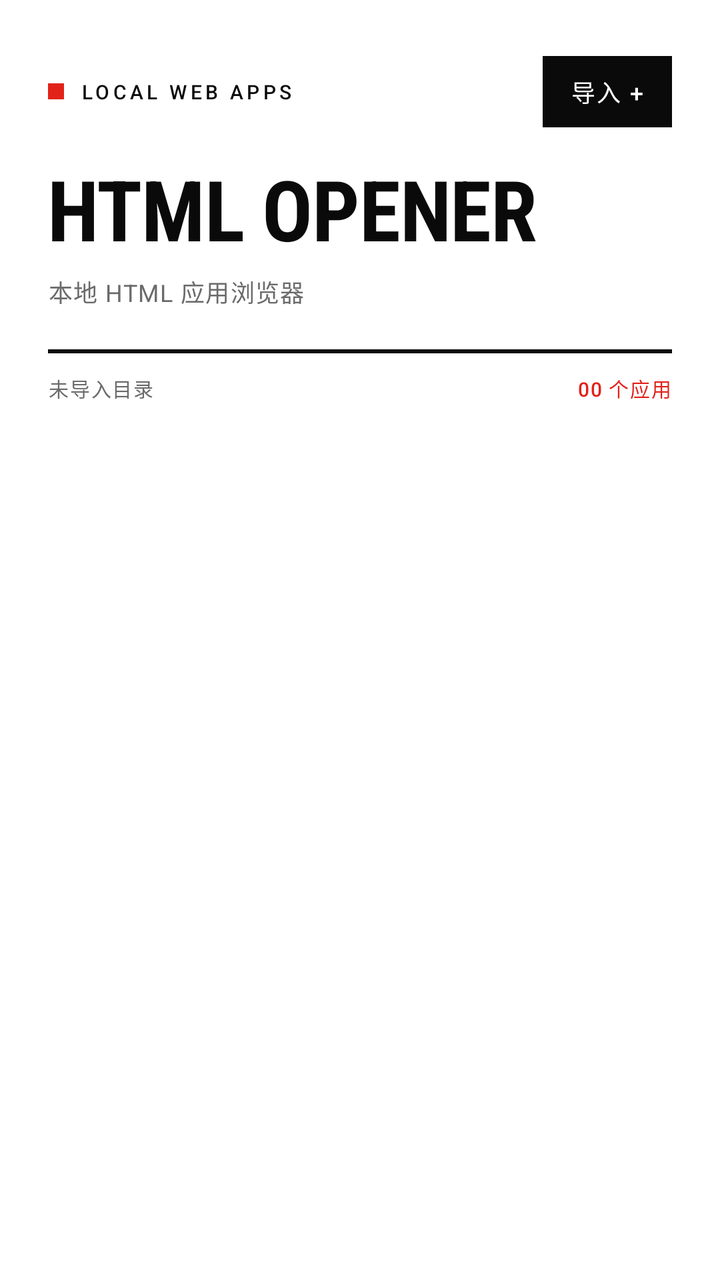
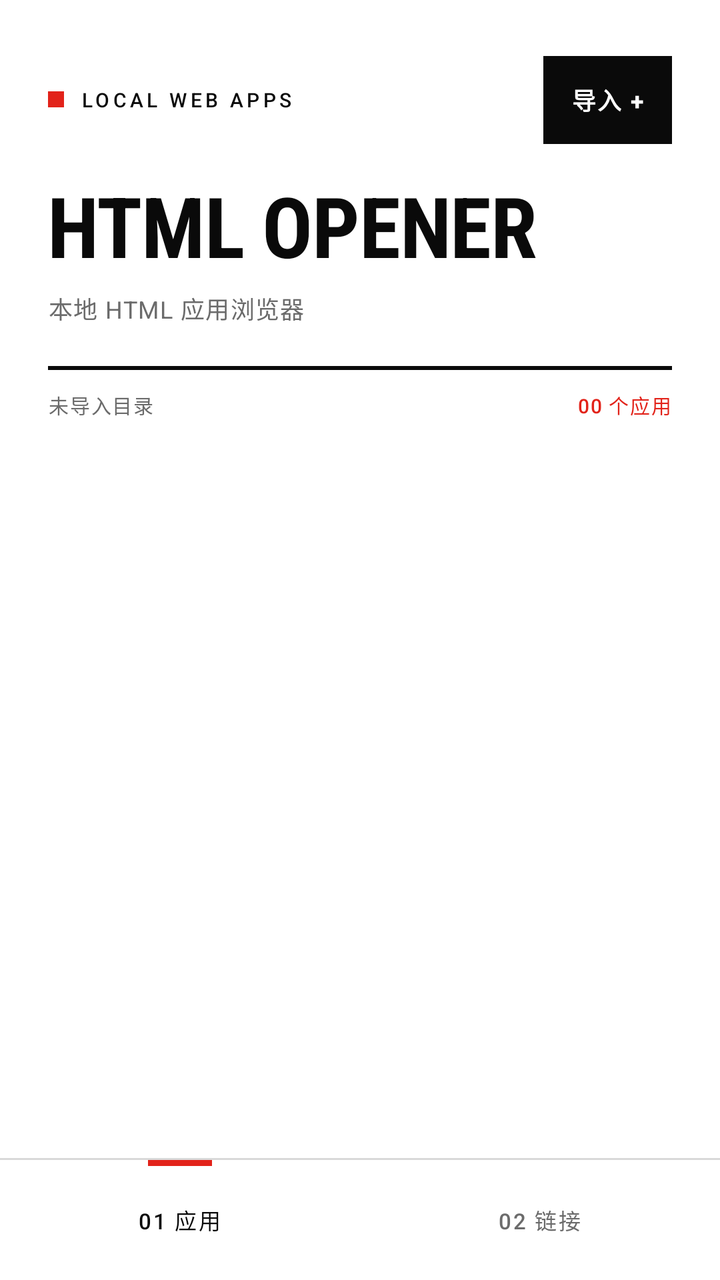

Two renders of the same Android screen: before a commit and after it. Below are the layout's source before the change and the commit's diff.
<!-- AndroidManifest.xml: application theme AppTheme -->
<!-- res/layout/activity_main.xml -->
<?xml version="1.0" encoding="utf-8"?>
<LinearLayout xmlns:android="http://schemas.android.com/apk/res/android"
    android:layout_width="match_parent"
    android:layout_height="match_parent"
    android:background="@color/paper"
    android:orientation="vertical">

    <LinearLayout
        android:layout_width="match_parent"
        android:layout_height="wrap_content"
        android:orientation="vertical"
        android:paddingLeft="24dp"
        android:paddingTop="28dp"
        android:paddingRight="24dp">

        <LinearLayout
            android:layout_width="match_parent"
            android:layout_height="wrap_content"
            android:gravity="center_vertical"
            android:orientation="horizontal">

            <LinearLayout
                android:layout_width="0dp"
                android:layout_height="wrap_content"
                android:layout_weight="1"
                android:gravity="center_vertical"
                android:orientation="horizontal">

                <View
                    android:layout_width="8dp"
                    android:layout_height="8dp"
                    android:background="@color/swiss_red" />

                <TextView
                    android:layout_width="wrap_content"
                    android:layout_height="wrap_content"
                    android:layout_marginStart="8dp"
                    android:fontFamily="sans-serif-medium"
                    android:letterSpacing="0.18"
                    android:text="@string/header_kicker"
                    android:textColor="@color/ink"
                    android:textSize="10sp" />
            </LinearLayout>

            <TextView
                android:id="@+id/btn_import"
                android:layout_width="wrap_content"
                android:layout_height="wrap_content"
                android:background="@drawable/bg_import_button"
                android:clickable="true"
                android:focusable="true"
                android:fontFamily="sans-serif-medium"
                android:letterSpacing="0.06"
                android:paddingLeft="14dp"
                android:paddingTop="9dp"
                android:paddingRight="14dp"
                android:paddingBottom="9dp"
                android:text="@string/import_action"
                android:textColor="@color/paper"
                android:textSize="12sp" />
        </LinearLayout>

        <TextView
            android:id="@+id/tv_title"
            android:layout_width="match_parent"
            android:layout_height="wrap_content"
            android:layout_marginTop="18dp"
            android:fontFamily="sans-serif-condensed"
            android:includeFontPadding="false"
            android:letterSpacing="-0.01"
            android:text="@string/header_title"
            android:textColor="@color/ink"
            android:textSize="42sp"
            android:textStyle="bold" />

        <TextView
            android:layout_width="match_parent"
            android:layout_height="wrap_content"
            android:layout_marginTop="6dp"
            android:letterSpacing="0.04"
            android:text="@string/header_subtitle"
            android:textColor="@color/muted"
            android:textSize="12sp" />

        <View
            android:layout_width="match_parent"
            android:layout_height="2dp"
            android:layout_marginTop="20dp"
            android:background="@color/ink" />

        <LinearLayout
            android:layout_width="match_parent"
            android:layout_height="wrap_content"
            android:layout_marginTop="10dp"
            android:gravity="center_vertical"
            android:orientation="horizontal">

            <TextView
                android:id="@+id/tv_folder"
                android:layout_width="0dp"
                android:layout_height="wrap_content"
                android:layout_weight="1"
                android:ellipsize="middle"
                android:fontFamily="sans-serif-medium"
                android:letterSpacing="0.06"
                android:maxLines="1"
                android:text="@string/folder_none"
                android:textColor="@color/muted"
                android:textSize="10sp" />

            <TextView
                android:id="@+id/tv_count"
                android:layout_width="wrap_content"
                android:layout_height="wrap_content"
                android:layout_marginStart="12dp"
                android:fontFamily="sans-serif-medium"
                android:letterSpacing="0.06"
                android:text="@string/app_count_zero"
                android:textColor="@color/swiss_red"
                android:textSize="10sp" />
        </LinearLayout>
    </LinearLayout>

    <FrameLayout
        android:layout_width="match_parent"
        android:layout_height="0dp"
        android:layout_weight="1">

        <ListView
            android:id="@+id/list_files"
            android:layout_width="match_parent"
            android:layout_height="match_parent"
            android:clipToPadding="false"
            android:divider="@null"
            android:dividerHeight="0dp"
            android:listSelector="@android:color/transparent"
            android:overScrollMode="never"
            android:paddingLeft="24dp"
            android:paddingTop="4dp"
            android:paddingRight="24dp"
            android:paddingBottom="24dp"
            android:scrollbars="none" />

        <LinearLayout
            android:id="@+id/empty_state"
            android:layout_width="match_parent"
            android:layout_height="wrap_content"
            android:layout_gravity="top"
            android:orientation="vertical"
            android:paddingLeft="24dp"
            android:paddingTop="32dp"
            android:paddingRight="24dp"
            android:visibility="gone">

            <TextView
                android:layout_width="wrap_content"
                android:layout_height="wrap_content"
                android:fontFamily="sans-serif-condensed"
                android:includeFontPadding="false"
                android:text="@string/empty_zero"
                android:textColor="@color/swiss_red"
                android:textSize="76sp"
                android:textStyle="bold" />

            <View
                android:layout_width="48dp"
                android:layout_height="4dp"
                android:layout_marginTop="12dp"
                android:background="@color/swiss_red" />

            <TextView
                android:id="@+id/empty_title"
                android:layout_width="match_parent"
                android:layout_height="wrap_content"
                android:layout_marginTop="16dp"
                android:fontFamily="sans-serif-medium"
                android:text="@string/empty_title"
                android:textColor="@color/ink"
                android:textSize="20sp" />

            <TextView
                android:id="@+id/empty_body"
                android:layout_width="match_parent"
                android:layout_height="wrap_content"
                android:layout_marginTop="8dp"
                android:lineSpacingExtra="4dp"
                android:text="@string/empty_body"
                android:textColor="@color/muted"
                android:textSize="13sp" />
        </LinearLayout>
    </FrameLayout>
</LinearLayout>
<!-- resources referenced by this layout -->
<resources>
  <color name="ink">#0A0A0A</color>
  <color name="muted">#6B6B6B</color>
  <color name="paper">#FFFFFF</color>
  <color name="swiss_red">#E2231A</color>
  <!-- drawable bg_import_button (drawable) -->
  <?xml version="1.0" encoding="utf-8"?>
  <selector xmlns:android="http://schemas.android.com/apk/res/android">
      <item android:state_pressed="true">
          <shape android:shape="rectangle">
              <solid android:color="@color/swiss_red" />
          </shape>
      </item>
      <item>
          <shape android:shape="rectangle">
              <solid android:color="@color/ink" />
          </shape>
      </item>
  </selector>
  <string name="app_count_zero">00 个应用</string>
  <string name="empty_body">点击右上角「导入」，选择包含 Web 应用子文件夹的目录</string>
  <string name="empty_title">还没有 WEB 应用</string>
  <string name="empty_zero">00</string>
  <string name="folder_none">未导入目录</string>
  <string name="header_kicker">LOCAL WEB APPS</string>
  <string name="header_subtitle">本地 HTML 应用浏览器</string>
  <string name="header_title">HTML OPENER</string>
  <string name="import_action">导入 +</string>
  <style name="AppTheme" parent="@android:style/Theme.Material.Light.NoActionBar">
          <item name="android:fontFamily">sans-serif</item>
          <item name="android:windowBackground">@color/paper</item>
          <item name="android:colorAccent">@color/swiss_red</item>
          <item name="android:statusBarColor">@color/paper</item>
          <item name="android:windowLightStatusBar">true</item>
          <item name="android:navigationBarColor">@color/ink</item>
          <item name="android:windowLightNavigationBar">false</item>
      </style>
</resources>

<!-- the commit's change to res/layout/activity_main.xml (unified diff, before → after) -->
@@ -1,5 +1,111 @@
 <?xml version="1.0" encoding="utf-8"?>
 <LinearLayout xmlns:android="http://schemas.android.com/apk/res/android"
+    android:layout_width="match_parent"
+    android:layout_height="match_parent"
+    android:background="@color/paper"
+    android:orientation="vertical">
+
+    <FrameLayout
+        android:layout_width="match_parent"
+        android:layout_height="0dp"
+        android:layout_weight="1">
+
+        <include
+            android:id="@+id/page_apps"
+            layout="@layout/page_apps"
+            android:layout_width="match_parent"
+            android:layout_height="match_parent" />
+
+        <include
+            android:id="@+id/page_links"
+            layout="@layout/page_links"
+            android:layout_width="match_parent"
+            android:layout_height="match_parent" />
+    </FrameLayout>
+
+    <LinearLayout
+        android:layout_width="match_parent"
+        android:layout_height="wrap_content"
+        android:background="@color/paper"
+        android:orientation="vertical">
+
+        <View
+            android:layout_width="match_parent"
+            android:layout_height="1dp"
+            android:background="@color/rule" />
+
+        <LinearLayout
+            android:layout_width="match_parent"
+            android:layout_height="60dp"
+            android:orientation="horizontal">
+
+            <FrameLayout
+                android:id="@+id/nav_apps"
+                android:layout_width="0dp"
+                android:layout_height="match_parent"
+                android:layout_weight="1"
+                android:clickable="true"
+                android:contentDescription="@string/nav_apps"
+                android:focusable="true"
+                android:foreground="?android:attr/selectableItemBackground">
+
+                <View
+                    android:id="@+id/indicator_apps"
+                    android:layout_width="32dp"
+                    android:layout_height="3dp"
+                    android:layout_gravity="top|center_horizontal"
+                    android:background="@color/swiss_red" />
+
+                <TextView
+                    android:id="@+id/label_apps"
+                    android:layout_width="wrap_content"
+                    android:layout_height="wrap_content"
+                    android:layout_gravity="center"
+                    android:fontFamily="sans-serif-medium"
+                    android:importantForAccessibility="no"
+                    android:letterSpacing="0.08"
+                    android:text="@string/nav_apps"
+                    android:textColor="@color/ink"
+                    android:textSize="11sp" />
+            </FrameLayout>
+
+            <FrameLayout
+                android:id="@+id/nav_links"
+                android:layout_width="0dp"
+                android:layout_height="match_parent"
+                android:layout_weight="1"
+                android:clickable="true"
+                android:contentDescription="@string/nav_links"
+                android:focusable="true"
+                android:foreground="?android:attr/selectableItemBackground">
+
+                <View
+                    android:id="@+id/indicator_links"
+                    android:layout_width="32dp"
+                    android:layout_height="3dp"
+                    android:layout_gravity="top|center_horizontal"
+                    android:background="@color/swiss_red"
+                    android:visibility="invisible" />
+
+                <TextView
+                    android:id="@+id/label_links"
+                    android:layout_width="wrap_content"
+                    android:layout_height="wrap_content"
+                    android:layout_gravity="center"
+                    android:fontFamily="sans-serif-medium"
+                    android:importantForAccessibility="no"
+                    android:letterSpacing="0.08"
+                    android:text="@string/nav_links"
+                    android:textColor="@color/muted"
+                    android:textSize="11sp" />
+            </FrameLayout>
+        </LinearLayout>
+    </LinearLayout>
+</LinearLayout>
+<!-- res/layout/page_apps.xml (included above) -->
+<?xml version="1.0" encoding="utf-8"?>
+<LinearLayout xmlns:android="http://schemas.android.com/apk/res/android"
+    android:id="@+id/page_apps"
     android:layout_width="match_parent"
     android:layout_height="match_parent"
     android:background="@color/paper"
@@ -50,14 +156,17 @@
                 android:clickable="true"
                 android:focusable="true"
                 android:fontFamily="sans-serif-medium"
+                android:gravity="center"
                 android:letterSpacing="0.06"
+                android:minHeight="44dp"
                 android:paddingLeft="14dp"
                 android:paddingTop="9dp"
                 android:paddingRight="14dp"
                 android:paddingBottom="9dp"
                 android:text="@string/import_action"
                 android:textColor="@color/paper"
-                android:textSize="12sp" />
+                android:textSize="12sp"
+                android:textStyle="bold" />
         </LinearLayout>
 
         <TextView
@@ -190,3 +299,196 @@
         </LinearLayout>
     </FrameLayout>
 </LinearLayout>
+<!-- res/layout/page_links.xml (included above) -->
+<?xml version="1.0" encoding="utf-8"?>
+<LinearLayout xmlns:android="http://schemas.android.com/apk/res/android"
+    android:id="@+id/page_links"
+    android:layout_width="match_parent"
+    android:layout_height="match_parent"
+    android:background="@color/paper"
+    android:orientation="vertical"
+    android:visibility="gone">
+
+    <LinearLayout
+        android:layout_width="match_parent"
+        android:layout_height="wrap_content"
+        android:orientation="vertical"
+        android:paddingLeft="24dp"
+        android:paddingTop="28dp"
+        android:paddingRight="24dp">
+
+        <LinearLayout
+            android:layout_width="match_parent"
+            android:layout_height="wrap_content"
+            android:gravity="center_vertical"
+            android:orientation="horizontal">
+
+            <LinearLayout
+                android:layout_width="0dp"
+                android:layout_height="wrap_content"
+                android:layout_weight="1"
+                android:gravity="center_vertical"
+                android:orientation="horizontal">
+
+                <View
+                    android:layout_width="8dp"
+                    android:layout_height="8dp"
+                    android:background="@color/swiss_red" />
+
+                <TextView
+                    android:layout_width="wrap_content"
+                    android:layout_height="wrap_content"
+                    android:layout_marginStart="8dp"
+                    android:fontFamily="sans-serif-medium"
+                    android:letterSpacing="0.18"
+                    android:text="@string/links_kicker"
+                    android:textColor="@color/ink"
+                    android:textSize="10sp" />
+            </LinearLayout>
+
+            <TextView
+                android:id="@+id/btn_add_link"
+                android:layout_width="wrap_content"
+                android:layout_height="wrap_content"
+                android:background="@drawable/bg_import_button"
+                android:clickable="true"
+                android:focusable="true"
+                android:fontFamily="sans-serif-medium"
+                android:gravity="center"
+                android:letterSpacing="0.06"
+                android:minHeight="44dp"
+                android:paddingLeft="14dp"
+                android:paddingTop="9dp"
+                android:paddingRight="14dp"
+                android:paddingBottom="9dp"
+                android:text="@string/add_link_action"
+                android:textColor="@color/paper"
+                android:textSize="12sp"
+                android:textStyle="bold" />
+        </LinearLayout>
+
+        <TextView
+            android:id="@+id/tv_links_title"
+            android:layout_width="match_parent"
+            android:layout_height="wrap_content"
+            android:layout_marginTop="18dp"
+            android:fontFamily="sans-serif-condensed"
+            android:includeFontPadding="false"
+            android:letterSpacing="-0.01"
+            android:text="@string/links_title"
+            android:textColor="@color/ink"
+            android:textSize="42sp"
+            android:textStyle="bold" />
+
+        <TextView
+            android:layout_width="match_parent"
+            android:layout_height="wrap_content"
+            android:layout_marginTop="6dp"
+            android:letterSpacing="0.04"
+            android:text="@string/links_subtitle"
+            android:textColor="@color/muted"
+            android:textSize="12sp" />
+
+        <View
+            android:layout_width="match_parent"
+            android:layout_height="2dp"
+            android:layout_marginTop="20dp"
+            android:background="@color/ink" />
+
+        <LinearLayout
+            android:layout_width="match_parent"
+            android:layout_height="wrap_content"
+            android:layout_marginTop="10dp"
+            android:gravity="center_vertical"
+            android:orientation="horizontal">
+
+            <TextView
+                android:layout_width="0dp"
+                android:layout_height="wrap_content"
+                android:layout_weight="1"
+                android:fontFamily="sans-serif-medium"
+                android:letterSpacing="0.04"
+                android:text="@string/links_meta"
+                android:textColor="@color/muted"
+                android:textSize="10sp" />
+
+            <TextView
+                android:id="@+id/tv_link_count"
+                android:layout_width="wrap_content"
+                android:layout_height="wrap_content"
+                android:layout_marginStart="12dp"
+                android:fontFamily="sans-serif-medium"
+                android:letterSpacing="0.06"
+                android:text="@string/link_count_zero"
+                android:textColor="@color/swiss_red"
+                android:textSize="10sp" />
+        </LinearLayout>
+    </LinearLayout>
+
+    <FrameLayout
+        android:layout_width="match_parent"
+        android:layout_height="0dp"
+        android:layout_weight="1">
+
+        <ListView
+            android:id="@+id/list_links"
+            android:layout_width="match_parent"
+            android:layout_height="match_parent"
+            android:clipToPadding="false"
+            android:divider="@null"
+            android:dividerHeight="0dp"
+            android:listSelector="@android:color/transparent"
+            android:overScrollMode="never"
+            android:paddingLeft="24dp"
+            android:paddingTop="4dp"
+            android:paddingRight="24dp"
+            android:paddingBottom="24dp"
+            android:scrollbars="none" />
+
+        <LinearLayout
+            android:id="@+id/empty_links_state"
+            android:layout_width="match_parent"
+            android:layout_height="wrap_content"
+            android:layout_gravity="top"
+            android:orientation="vertical"
+            android:paddingLeft="24dp"
+            android:paddingTop="32dp"
+            android:paddingRight="24dp"
+            android:visibility="gone">
+
+            <TextView
+                android:layout_width="wrap_content"
+                android:layout_height="wrap_content"
+                android:fontFamily="sans-serif-condensed"
+                android:includeFontPadding="false"
+                android:text="@string/empty_zero"
+                android:textColor="@color/swiss_red"
+                android:textSize="76sp"
+                android:textStyle="bold" />
+
+            <View
+                android:layout_width="48dp"
+                android:layout_height="4dp"
+                android:layout_marginTop="12dp"
+                android:background="@color/swiss_red" />
+
+            <TextView
+                android:layout_width="match_parent"
+                android:layout_height="wrap_content"
+                android:layout_marginTop="16dp"
+                android:fontFamily="sans-serif-medium"
+                android:text="@string/links_empty_title"
+                android:textColor="@color/ink"
+                android:textSize="20sp" />
+
+            <TextView
+                android:layout_width="match_parent"
+                android:layout_height="wrap_content"
+                android:layout_marginTop="8dp"
+                android:lineSpacingExtra="4dp"
+                android:text="@string/links_empty_body"
+                android:textColor="@color/muted"
+                android:textSize="13sp" />
+        </LinearLayout>
+    </FrameLayout>
+</LinearLayout>
<!-- resource entries referenced after the edit -->
@@ -3,6 +3,7 @@
   <color name="ink">#0A0A0A</color>
   <color name="muted">#6B6B6B</color>
   <color name="paper">#FFFFFF</color>
+  <color name="rule">#D9D9D9</color>
   <color name="swiss_red">#E2231A</color>
   <!-- drawable bg_import_button (drawable) -->
   <?xml version="1.0" encoding="utf-8"?>
@@ -18,6 +19,7 @@
           </shape>
       </item>
   </selector>
+  <string name="add_link_action">添加 +</string>
   <string name="app_count_zero">00 个应用</string>
   <string name="empty_body">点击右上角「导入」，选择包含 Web 应用子文件夹的目录</string>
   <string name="empty_title">还没有 WEB 应用</string>
@@ -27,6 +29,15 @@
   <string name="header_subtitle">本地 HTML 应用浏览器</string>
   <string name="header_title">HTML OPENER</string>
   <string name="import_action">导入 +</string>
+  <string name="link_count_zero">00 个链接</string>
+  <string name="links_empty_body">点击右上角「添加 +」，保存常用网址</string>
+  <string name="links_empty_title">还没有快捷链接</string>
+  <string name="links_kicker">QUICK LINKS</string>
+  <string name="links_meta">点击打开 · 编辑名称</string>
+  <string name="links_subtitle">常用链接，一键打开</string>
+  <string name="links_title">LINKS.</string>
+  <string name="nav_apps">01 应用</string>
+  <string name="nav_links">02 链接</string>
   <style name="AppTheme" parent="@android:style/Theme.Material.Light.NoActionBar">
           <item name="android:fontFamily">sans-serif</item>
           <item name="android:windowBackground">@color/paper</item>
